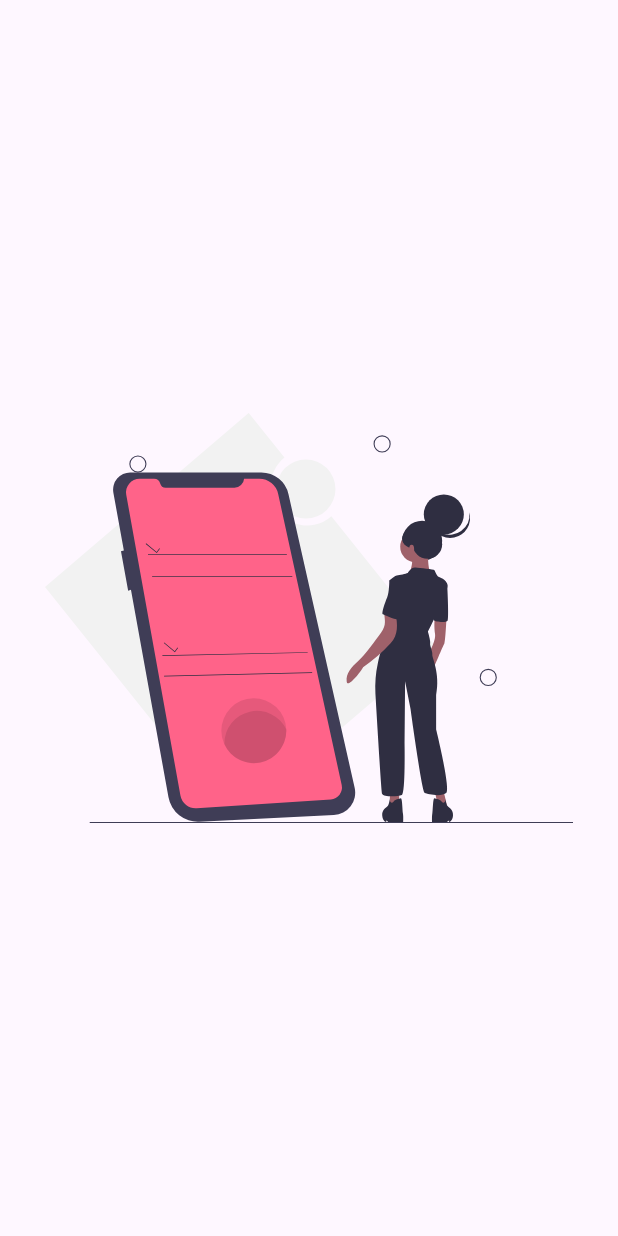
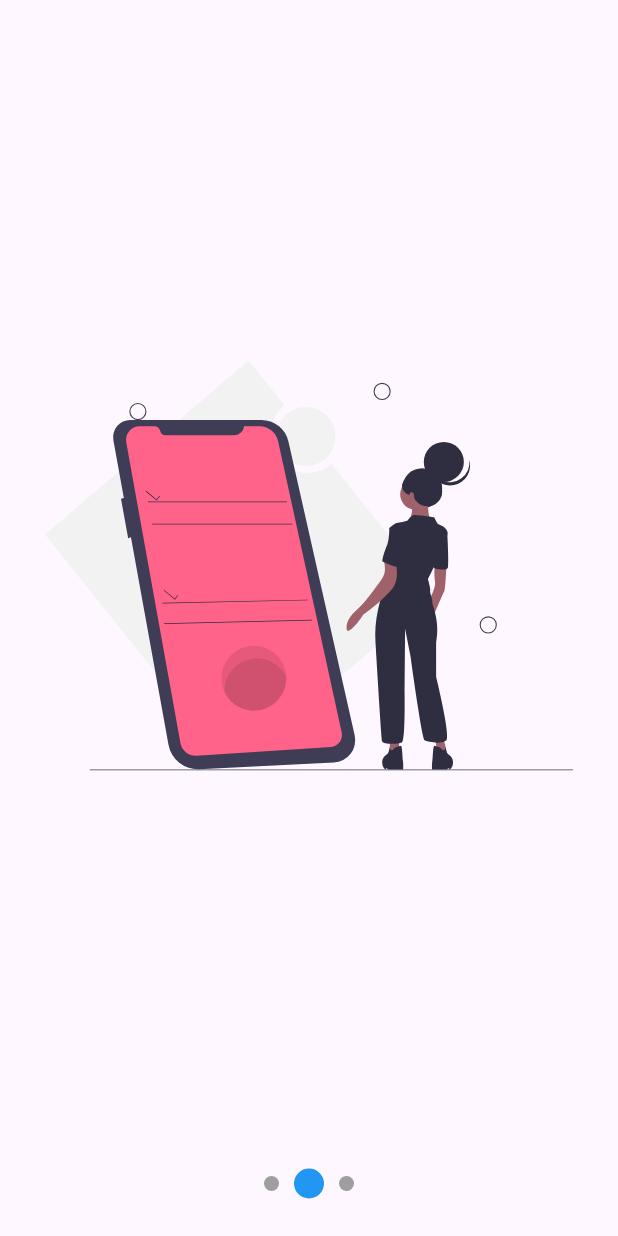
Before and after one commit to AugustoSan/curso_udemy_disenos, a Flutter app: the screen it shows after launch, swiped to page 2, on a phone screen of 412 x 824 dp. Run offline on Flutter 3.47's test engine with Material 3 defaults, Android fonts, the light colour scheme and no system bars; our stand-ins replace flutter_svg.

Commit message:
se agrega slider con la lista de elementos y posicionamiento con puntos

```diff
--- /dev/null
+++ b/lib/src/models/index.dart
@@ -0,0 +1 @@
+export './slider_model.dart';
--- /dev/null
+++ b/lib/src/models/slider_model.dart
@@ -0,0 +1,12 @@
+import 'package:flutter/material.dart';
+
+class SliderModel with ChangeNotifier {
+  double _currentPage = 0.0;
+
+  double get currentPage => _currentPage;
+
+  set currentPage(double value) {
+    _currentPage = value;
+    notifyListeners();
+  }
+}
--- a/lib/src/pages/slideshow_page.dart
+++ b/lib/src/pages/slideshow_page.dart
@@ -1,24 +1,101 @@
 import 'package:flutter/material.dart';
 import 'package:flutter_svg/svg.dart';
+import 'package:provider/provider.dart';
+
+import 'package:curso_udemy_disenos/src/models/index.dart';
 
 class SlideshowPage extends StatelessWidget {
   const SlideshowPage({super.key});
 
   @override
   Widget build(BuildContext context) {
-    return Scaffold(
-      body: Center(
-        child: _Slides()
+    return ChangeNotifierProvider(
+      create: (_) => SliderModel(),
+      child: Scaffold(
+        body: Center(
+          child: Column(
+            children: [
+              Expanded(child: _Slides()),
+              _Dots(),
+            ],
+          )
+        ),
       ),
     );
   }
 }
 
-class _Slides extends StatelessWidget {
+class _Dots extends StatelessWidget {
+  @override
+  Widget build(BuildContext context) {
+    return SizedBox(
+      width: double.infinity,
+      height: 70,
+      child: Row(
+        mainAxisAlignment: MainAxisAlignment.center,
+        children: [
+          _Dot(index: 0),
+          _Dot(index: 1),
+          _Dot(index: 2),
+        ],
+      ),
+    );
+  }
+}
+
+class _Dot extends StatelessWidget {
+  final int index;
+  const _Dot({
+    required this.index,
+  });
+
+  @override
+  Widget build(BuildContext context) {
+    final currentPage = Provider.of<SliderModel>(context).currentPage;
+    final isActive = (currentPage >= index - 0.5) && (currentPage < index + 0.5);
+
+    return Container(
+      width: isActive ? 20 : 10,
+      height: isActive ? 20 : 10,
+      margin: const EdgeInsets.symmetric(horizontal: 5),
+      decoration: BoxDecoration(
+        color: isActive ? Colors.blue : Colors.grey,
+        shape: BoxShape.circle,
+      ),
+    );
+  }
+}
+
+class _Slides extends StatefulWidget {
+  @override
+  State<_Slides> createState() => _SlidesState();
+}
+
+class _SlidesState extends State<_Slides> {
+  final pageViewController = PageController();
+
+  @override
+  void initState() {
+    super.initState();
+
+    pageViewController.addListener(() {
+        print('Página actual: ${pageViewController.page}');
+
+        // Actualizar el valor de currentPage en el SliderModel
+        Provider.of<SliderModel>(context, listen: false).currentPage = pageViewController.page!;
+    });
+  }
+  @override
+  void dispose() {
+    pageViewController.dispose();
+    super.dispose();
+  }
+
   @override
   Widget build(BuildContext context) {
     return SizedBox(
       child: PageView(
+        controller: pageViewController,
         children: [
           _Slide(asset: 'assets/svgs/slide-1.svg'),
           _Slide(asset: 'assets/svgs/slide-2.svg'),
--- a/pubspec.yaml
+++ b/pubspec.yaml
@@ -35,6 +35,7 @@ dependencies:
   # Use with the CupertinoIcons class for iOS style icons.
   cupertino_icons: ^1.0.8
   flutter_svg: ^2.2.4
+  provider: ^6.1.5+1
 
 dev_dependencies:
   flutter_test:
```
Also changed, not shown: pubspec.lock.
